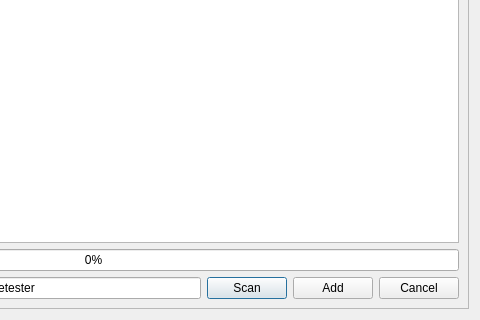
ighor13/HTTPCodeTester, file tester/grabber.ui: the form before one commit; both pictures show x 293 to 773 and y 115 to 435 of the 773 by 435 pixel window.
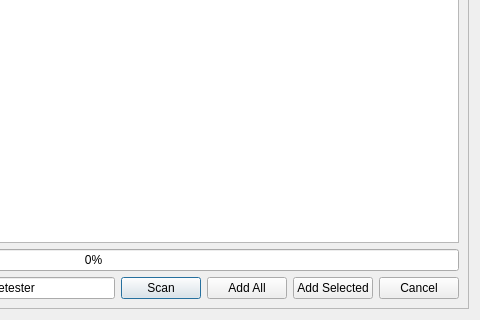
The form after the commit.

```diff
--- a/tester/grabber.ui
+++ b/tester/grabber.ui
@@ -65,7 +65,14 @@
         <item>
          <widget class="QPushButton" name="addButton">
           <property name="text">
-           <string>Add</string>
+           <string>Add All</string>
+          </property>
+         </widget>
+        </item>
+        <item>
+         <widget class="QPushButton" name="addSelectdButton">
+          <property name="text">
+           <string>Add Selected</string>
           </property>
          </widget>
         </item>
```
